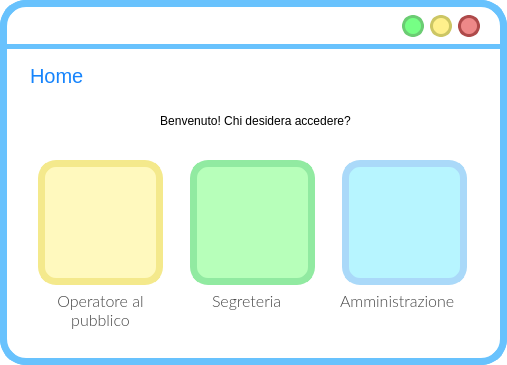
First picture: the form in frontend/ui/MainPage.ui, repository MrPio/MuseoOmero, before the edit.
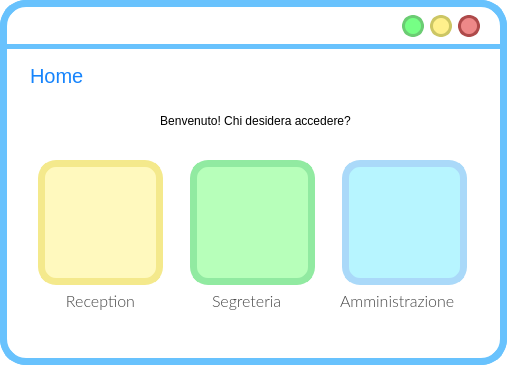
Second picture: the form after the edit. Icons and pictures are not drawn.

Patch:
```diff
--- a/frontend/ui/MainPage.ui
+++ b/frontend/ui/MainPage.ui
@@ -253,7 +253,7 @@
       <x>40</x>
       <y>290</y>
       <width>121</width>
-      <height>41</height>
+      <height>21</height>
      </rect>
     </property>
     <property name="font">
@@ -279,7 +279,7 @@
 }</string>
     </property>
     <property name="text">
-     <string>Operatore al pubblico</string>
+     <string>Reception</string>
     </property>
     <property name="alignment">
      <set>Qt::AlignCenter</set>
```
